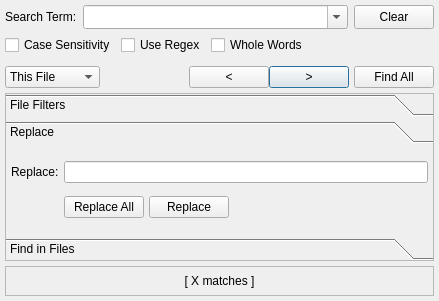
The window that src/search/searchdialog.ui (GAMS-dev/studio) describes before a commit, drawn with Qt 5.
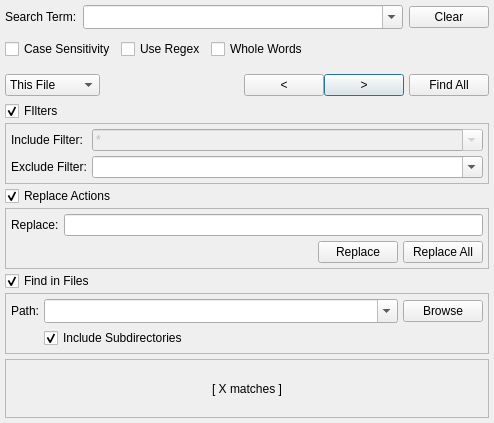
The same window after the commit. The open tabs and pages were chosen to show the change.

Commit message:
added collapse/expand action to search dialog subcategories
adjusted search dialog to resize with expand/collapse actions
adjusted default lcoation of search dialog

```diff
--- a/src/search/searchdialog.ui
+++ b/src/search/searchdialog.ui
@@ -6,8 +6,8 @@
    <rect>
     <x>0</x>
     <y>0</y>
-    <width>439</width>
-    <height>301</height>
+    <width>494</width>
+    <height>423</height>
    </rect>
   </property>
   <property name="sizePolicy">
@@ -47,395 +47,11 @@
    <property name="spacing">
     <number>5</number>
    </property>
-   <item row="5" column="0" colspan="3">
-    <widget class="QToolBox" name="toolBox">
-     <property name="sizePolicy">
-      <sizepolicy hsizetype="MinimumExpanding" vsizetype="MinimumExpanding">
-       <horstretch>0</horstretch>
-       <verstretch>0</verstretch>
-      </sizepolicy>
-     </property>
-     <property name="frameShape">
-      <enum>QFrame::StyledPanel</enum>
-     </property>
-     <property name="frameShadow">
-      <enum>QFrame::Plain</enum>
-     </property>
-     <property name="lineWidth">
-      <number>1</number>
-     </property>
-     <property name="midLineWidth">
-      <number>0</number>
-     </property>
-     <property name="currentIndex">
-      <number>0</number>
-     </property>
-     <property name="tabSpacing">
-      <number>5</number>
-     </property>
-     <widget class="QWidget" name="page_filters">
-      <property name="geometry">
-       <rect>
-        <x>0</x>
-        <y>0</y>
-        <width>427</width>
-        <height>68</height>
-       </rect>
-      </property>
-      <property name="sizePolicy">
-       <sizepolicy hsizetype="Preferred" vsizetype="Preferred">
-        <horstretch>0</horstretch>
-        <verstretch>0</verstretch>
-       </sizepolicy>
-      </property>
-      <attribute name="label">
-       <string>File Filters</string>
-      </attribute>
-      <layout class="QGridLayout" name="gridLayout_4">
-       <property name="sizeConstraint">
-        <enum>QLayout::SetDefaultConstraint</enum>
-       </property>
-       <property name="leftMargin">
-        <number>5</number>
-       </property>
-       <property name="topMargin">
-        <number>5</number>
-       </property>
-       <property name="rightMargin">
-        <number>5</number>
-       </property>
-       <property name="bottomMargin">
-        <number>5</number>
-       </property>
-       <property name="spacing">
-        <number>5</number>
-       </property>
-       <item row="0" column="0">
-        <widget class="QLabel" name="label_3">
-         <property name="sizePolicy">
-          <sizepolicy hsizetype="Fixed" vsizetype="Preferred">
-           <horstretch>0</horstretch>
-           <verstretch>0</verstretch>
-          </sizepolicy>
-         </property>
-         <property name="toolTip">
-          <string>&lt;html&gt;&lt;head/&gt;&lt;body&gt;&lt;p&gt;Sets a filter for filenames using wildcard syntax.&lt;/p&gt;&lt;p&gt;Examples: &amp;quot;&lt;span style=&quot; font-weight:600;&quot;&gt;trnsport&lt;/span&gt;&amp;quot; to search in all files with that name including any extension, &amp;quot;&lt;span style=&quot; font-weight:600;&quot;&gt;*.gms&lt;/span&gt;&amp;quot; to search in all gms files.&lt;/p&gt;&lt;p&gt;The filter does support comma-seperated lists of filters  (e.g. &amp;quot;&lt;span style=&quot; font-weight:600;&quot;&gt;*.gms, *.lst&lt;/span&gt;&amp;quot;).&lt;/p&gt;&lt;p&gt;Note: GDX files are always excluded and cannot be searched.&lt;/p&gt;&lt;/body&gt;&lt;/html&gt;</string>
-         </property>
-         <property name="text">
-          <string>Include Filter:</string>
-         </property>
-        </widget>
-       </item>
-       <item row="0" column="1">
-        <widget class="QComboBox" name="combo_filePattern">
-         <property name="enabled">
-          <bool>false</bool>
-         </property>
-         <property name="sizePolicy">
-          <sizepolicy hsizetype="MinimumExpanding" vsizetype="Fixed">
-           <horstretch>0</horstretch>
-           <verstretch>0</verstretch>
-          </sizepolicy>
-         </property>
-         <property name="toolTip">
-          <string>&lt;html&gt;&lt;head/&gt;&lt;body&gt;&lt;p&gt;Sets a filter for filenames using wildcard syntax.&lt;/p&gt;&lt;p&gt;Examples: &amp;quot;&lt;span style=&quot; font-weight:600;&quot;&gt;trnsport.*&lt;/span&gt;&amp;quot; to search in all files with that name including any extensions, &amp;quot;&lt;span style=&quot; font-weight:600;&quot;&gt;*.gms&lt;/span&gt;&amp;quot; to search in all gms files.&lt;/p&gt;&lt;p&gt;The filter does support comma-seperated lists of filters (e.g. &amp;quot;&lt;span style=&quot; font-weight:600;&quot;&gt;*.gms, *.lst&lt;/span&gt;&amp;quot;).&lt;/p&gt;&lt;p&gt;Note: GDX files are always excluded and cannot be searched.&lt;/p&gt;&lt;/body&gt;&lt;/html&gt;</string>
-         </property>
-         <property name="editable">
-          <bool>true</bool>
-         </property>
-         <property name="currentText">
-          <string>*</string>
-         </property>
-         <property name="sizeAdjustPolicy">
-          <enum>QComboBox::AdjustToContents</enum>
-         </property>
-         <item>
-          <property name="text">
-           <string>*</string>
-          </property>
-         </item>
-         <item>
-          <property name="text">
-           <string>*.gms</string>
-          </property>
-         </item>
-         <item>
-          <property name="text">
-           <string>*.gms, *.inc</string>
-          </property>
-         </item>
-         <item>
-          <property name="text">
-           <string>*.log</string>
-          </property>
-         </item>
-         <item>
-          <property name="text">
-           <string>*.lst</string>
-          </property>
-         </item>
-        </widget>
-       </item>
-       <item row="1" column="0">
-        <widget class="QLabel" name="label_4">
-         <property name="sizePolicy">
-          <sizepolicy hsizetype="Fixed" vsizetype="Preferred">
-           <horstretch>0</horstretch>
-           <verstretch>0</verstretch>
-          </sizepolicy>
-         </property>
-         <property name="toolTip">
-          <string>&lt;html&gt;&lt;head/&gt;&lt;body&gt;&lt;p&gt;Sets a filter for filenames using wildcard syntax.&lt;/p&gt;&lt;p&gt;Examples: &amp;quot;&lt;span style=&quot; font-weight:600;&quot;&gt;trnsport&lt;/span&gt;&amp;quot; to search in all files with that name including any extension, &amp;quot;&lt;span style=&quot; font-weight:600;&quot;&gt;*.gms&lt;/span&gt;&amp;quot; to search in all gms files.&lt;/p&gt;&lt;p&gt;The filter does support comma-seperated lists of filters  (e.g. &amp;quot;&lt;span style=&quot; font-weight:600;&quot;&gt;*.gms, *.lst&lt;/span&gt;&amp;quot;).&lt;/p&gt;&lt;p&gt;Note: GDX files are always excluded and cannot be searched.&lt;/p&gt;&lt;/body&gt;&lt;/html&gt;</string>
-         </property>
-         <property name="text">
-          <string>Exclude Filter:</string>
-         </property>
-        </widget>
-       </item>
-       <item row="1" column="1">
-        <widget class="QComboBox" name="combo_fileExcludePattern">
-         <property name="enabled">
-          <bool>true</bool>
-         </property>
-         <property name="sizePolicy">
-          <sizepolicy hsizetype="MinimumExpanding" vsizetype="Fixed">
-           <horstretch>0</horstretch>
-           <verstretch>0</verstretch>
-          </sizepolicy>
-         </property>
-         <property name="toolTip">
-          <string>&lt;html&gt;&lt;head/&gt;&lt;body&gt;&lt;p&gt;Sets an exclude filter for filenames using wildcard syntax.&lt;/p&gt;&lt;p&gt;Examples: &amp;quot;&lt;span style=&quot; font-weight:600;&quot;&gt;trnsport.*&lt;/span&gt;&amp;quot; to exclude all files with that name and any extension, &amp;quot;&lt;span style=&quot; font-weight:600;&quot;&gt;*.lst&lt;/span&gt;&amp;quot; to exclude all lst files.&lt;/p&gt;&lt;p&gt;The filter does support comma-seperated lists of filters (e.g. &amp;quot;&lt;span style=&quot; font-weight:600;&quot;&gt;*.lst, *.opt&lt;/span&gt;&amp;quot;).&lt;/p&gt;&lt;p&gt;Note: GDX files are always excluded.&lt;/p&gt;&lt;/body&gt;&lt;/html&gt;</string>
-         </property>
-         <property name="editable">
-          <bool>true</bool>
-         </property>
-         <property name="currentText">
-          <string/>
-         </property>
-         <property name="sizeAdjustPolicy">
-          <enum>QComboBox::AdjustToContents</enum>
-         </property>
-        </widget>
-       </item>
-      </layout>
-     </widget>
-     <widget class="QWidget" name="page_replace">
-      <property name="geometry">
-       <rect>
-        <x>0</x>
-        <y>0</y>
-        <width>427</width>
-        <height>68</height>
-       </rect>
-      </property>
-      <property name="sizePolicy">
-       <sizepolicy hsizetype="Preferred" vsizetype="Preferred">
-        <horstretch>0</horstretch>
-        <verstretch>0</verstretch>
-       </sizepolicy>
-      </property>
-      <attribute name="label">
-       <string>Replace</string>
-      </attribute>
-      <layout class="QGridLayout" name="gridLayout_2" columnstretch="0,0,0,0">
-       <property name="leftMargin">
-        <number>5</number>
-       </property>
-       <property name="topMargin">
-        <number>5</number>
-       </property>
-       <property name="rightMargin">
-        <number>5</number>
-       </property>
-       <property name="bottomMargin">
-        <number>5</number>
-       </property>
-       <property name="spacing">
-        <number>5</number>
-       </property>
-       <item row="1" column="3">
-        <spacer name="horizontalSpacer_7">
-         <property name="orientation">
-          <enum>Qt::Horizontal</enum>
-         </property>
-         <property name="sizeType">
-          <enum>QSizePolicy::MinimumExpanding</enum>
-         </property>
-         <property name="sizeHint" stdset="0">
-          <size>
-           <width>20</width>
-           <height>20</height>
-          </size>
-         </property>
-        </spacer>
-       </item>
-       <item row="1" column="1">
-        <widget class="QPushButton" name="btn_ReplaceAll">
-         <property name="enabled">
-          <bool>true</bool>
-         </property>
-         <property name="sizePolicy">
-          <sizepolicy hsizetype="Maximum" vsizetype="Maximum">
-           <horstretch>0</horstretch>
-           <verstretch>0</verstretch>
-          </sizepolicy>
-         </property>
-         <property name="toolTip">
-          <string>&lt;html&gt;&lt;head/&gt;&lt;body&gt;&lt;p&gt;Replaces all occurrences of the search term.&lt;/p&gt;&lt;/body&gt;&lt;/html&gt;</string>
-         </property>
-         <property name="text">
-          <string>Replace All</string>
-         </property>
-         <property name="checkable">
-          <bool>false</bool>
-         </property>
-         <property name="checked">
-          <bool>false</bool>
-         </property>
-         <property name="autoDefault">
-          <bool>false</bool>
-         </property>
-         <property name="default">
-          <bool>false</bool>
-         </property>
-         <property name="flat">
-          <bool>false</bool>
-         </property>
-        </widget>
-       </item>
-       <item row="0" column="0">
-        <widget class="QLabel" name="label_2">
-         <property name="sizePolicy">
-          <sizepolicy hsizetype="Preferred" vsizetype="Maximum">
-           <horstretch>0</horstretch>
-           <verstretch>0</verstretch>
-          </sizepolicy>
-         </property>
-         <property name="text">
-          <string>Replace:</string>
-         </property>
-        </widget>
-       </item>
-       <item row="1" column="2">
-        <widget class="QPushButton" name="btn_Replace">
-         <property name="enabled">
-          <bool>true</bool>
-         </property>
-         <property name="sizePolicy">
-          <sizepolicy hsizetype="Maximum" vsizetype="Maximum">
-           <horstretch>0</horstretch>
-           <verstretch>0</verstretch>
-          </sizepolicy>
-         </property>
-         <property name="toolTip">
-          <string>&lt;html&gt;&lt;head/&gt;&lt;body&gt;&lt;p&gt;Replaces the currently selected match and jumps to the next one in this document.&lt;/p&gt;&lt;/body&gt;&lt;/html&gt;</string>
-         </property>
-         <property name="text">
-          <string>Replace</string>
-         </property>
-         <property name="autoDefault">
-          <bool>false</bool>
-         </property>
-        </widget>
-       </item>
-       <item row="0" column="1" colspan="3">
-        <widget class="QLineEdit" name="txt_replace">
-         <property name="sizePolicy">
-          <sizepolicy hsizetype="MinimumExpanding" vsizetype="Maximum">
-           <horstretch>9</horstretch>
-           <verstretch>0</verstretch>
-          </sizepolicy>
-         </property>
-         <property name="clearButtonEnabled">
-          <bool>true</bool>
-         </property>
-        </widget>
-       </item>
-      </layout>
-     </widget>
-     <widget class="QWidget" name="page_findinfiles">
-      <property name="geometry">
-       <rect>
-        <x>0</x>
-        <y>0</y>
-        <width>427</width>
-        <height>68</height>
-       </rect>
-      </property>
-      <attribute name="label">
-       <string>Find in Files</string>
-      </attribute>
-      <layout class="QGridLayout" name="gridLayout_3" columnstretch="1,0,0">
-       <property name="leftMargin">
-        <number>5</number>
-       </property>
-       <property name="topMargin">
-        <number>5</number>
-       </property>
-       <property name="rightMargin">
-        <number>5</number>
-       </property>
-       <property name="bottomMargin">
-        <number>5</number>
-       </property>
-       <property name="spacing">
-        <number>5</number>
-       </property>
-       <item row="0" column="0">
-        <widget class="QLabel" name="label_5">
-         <property name="sizePolicy">
-          <sizepolicy hsizetype="MinimumExpanding" vsizetype="Maximum">
-           <horstretch>0</horstretch>
-           <verstretch>0</verstretch>
-          </sizepolicy>
-         </property>
-         <property name="text">
-          <string>Path:</string>
-         </property>
-        </widget>
-       </item>
-       <item row="0" column="1">
-        <widget class="QComboBox" name="combo_path">
-         <property name="sizePolicy">
-          <sizepolicy hsizetype="MinimumExpanding" vsizetype="Maximum">
-           <horstretch>9</horstretch>
-           <verstretch>0</verstretch>
-          </sizepolicy>
-         </property>
-         <property name="editable">
-          <bool>true</bool>
-         </property>
-         <property name="insertPolicy">
-          <enum>QComboBox::InsertAtTop</enum>
-         </property>
-         <property name="sizeAdjustPolicy">
-          <enum>QComboBox::AdjustToMinimumContentsLengthWithIcon</enum>
-         </property>
-        </widget>
-       </item>
-       <item row="0" column="2">
-        <widget class="QPushButton" name="btn_browse">
-         <property name="text">
-          <string>Browse</string>
-         </property>
-        </widget>
-       </item>
-       <item row="1" column="1" colspan="2">
-        <widget class="QCheckBox" name="cb_subdirs">
-         <property name="text">
-          <string>Include Subdirectories</string>
-         </property>
-         <property name="checked">
-          <bool>true</bool>
-         </property>
-        </widget>
-       </item>
-      </layout>
-     </widget>
-    </widget>
-   </item>
-   <item row="1" column="0" colspan="3">
+   <item row="1" column="0" colspan="2">
     <layout class="QVBoxLayout" name="verticalLayout">
+     <property name="spacing">
+      <number>10</number>
+     </property>
      <property name="topMargin">
       <number>0</number>
      </property>
@@ -452,6 +68,12 @@
        </property>
        <item>
         <widget class="QLabel" name="label">
+         <property name="sizePolicy">
+          <sizepolicy hsizetype="Preferred" vsizetype="Fixed">
+           <horstretch>0</horstretch>
+           <verstretch>0</verstretch>
+          </sizepolicy>
+         </property>
          <property name="text">
           <string>Search Term:</string>
          </property>
@@ -460,7 +82,7 @@
        <item>
         <widget class="QComboBox" name="combo_search">
          <property name="sizePolicy">
-          <sizepolicy hsizetype="MinimumExpanding" vsizetype="Maximum">
+          <sizepolicy hsizetype="MinimumExpanding" vsizetype="Fixed">
            <horstretch>9</horstretch>
            <verstretch>0</verstretch>
           </sizepolicy>
@@ -482,7 +104,7 @@
           <bool>true</bool>
          </property>
          <property name="sizePolicy">
-          <sizepolicy hsizetype="Minimum" vsizetype="Preferred">
+          <sizepolicy hsizetype="Minimum" vsizetype="Fixed">
            <horstretch>0</horstretch>
            <verstretch>0</verstretch>
           </sizepolicy>
@@ -606,7 +228,7 @@
          <property name="sizeHint" stdset="0">
           <size>
            <width>40</width>
-           <height>20</height>
+           <height>1</height>
           </size>
          </property>
         </spacer>
@@ -681,7 +303,7 @@
          <property name="sizeHint" stdset="0">
           <size>
            <width>20</width>
-           <height>20</height>
+           <height>1</height>
           </size>
          </property>
         </spacer>
@@ -689,7 +311,7 @@
        <item>
         <widget class="QPushButton" name="btn_back">
          <property name="sizePolicy">
-          <sizepolicy hsizetype="Minimum" vsizetype="Preferred">
+          <sizepolicy hsizetype="Minimum" vsizetype="Fixed">
            <horstretch>0</horstretch>
            <verstretch>0</verstretch>
           </sizepolicy>
@@ -708,7 +330,7 @@
        <item>
         <widget class="QPushButton" name="btn_forward">
          <property name="sizePolicy">
-          <sizepolicy hsizetype="Minimum" vsizetype="Preferred">
+          <sizepolicy hsizetype="Minimum" vsizetype="Fixed">
            <horstretch>0</horstretch>
            <verstretch>0</verstretch>
           </sizepolicy>
@@ -738,7 +360,7 @@
          <property name="sizeHint" stdset="0">
           <size>
            <width>5</width>
-           <height>20</height>
+           <height>1</height>
           </size>
          </property>
         </spacer>
@@ -749,7 +371,7 @@
           <bool>true</bool>
          </property>
          <property name="sizePolicy">
-          <sizepolicy hsizetype="Minimum" vsizetype="Preferred">
+          <sizepolicy hsizetype="Minimum" vsizetype="Fixed">
            <horstretch>0</horstretch>
            <verstretch>0</verstretch>
           </sizepolicy>
@@ -769,7 +391,7 @@
      </item>
     </layout>
    </item>
-   <item row="6" column="0" colspan="3">
+   <item row="8" column="0" colspan="2">
     <widget class="QLabel" name="lbl_nrResults">
      <property name="sizePolicy">
       <sizepolicy hsizetype="Minimum" vsizetype="Preferred">
@@ -809,6 +431,396 @@
      </property>
     </widget>
    </item>
+   <item row="2" column="0" colspan="2">
+    <layout class="QVBoxLayout" name="collapsable_content">
+     <property name="spacing">
+      <number>2</number>
+     </property>
+     <property name="leftMargin">
+      <number>0</number>
+     </property>
+     <property name="topMargin">
+      <number>0</number>
+     </property>
+     <property name="rightMargin">
+      <number>0</number>
+     </property>
+     <property name="bottomMargin">
+      <number>0</number>
+     </property>
+     <item>
+      <widget class="QCheckBox" name="cb_filters">
+       <property name="text">
+        <string>FIlters</string>
+       </property>
+       <property name="checked">
+        <bool>true</bool>
+       </property>
+      </widget>
+     </item>
+     <item>
+      <widget class="QFrame" name="frame_filters">
+       <property name="sizePolicy">
+        <sizepolicy hsizetype="Preferred" vsizetype="Preferred">
+         <horstretch>0</horstretch>
+         <verstretch>0</verstretch>
+        </sizepolicy>
+       </property>
+       <property name="frameShape">
+        <enum>QFrame::StyledPanel</enum>
+       </property>
+       <property name="frameShadow">
+        <enum>QFrame::Raised</enum>
+       </property>
+       <layout class="QGridLayout" name="gridLayout_2">
+        <property name="leftMargin">
+         <number>5</number>
+        </property>
+        <property name="topMargin">
+         <number>5</number>
+        </property>
+        <property name="rightMargin">
+         <number>5</number>
+        </property>
+        <property name="bottomMargin">
+         <number>5</number>
+        </property>
+        <property name="spacing">
+         <number>5</number>
+        </property>
+        <item row="1" column="1">
+         <widget class="QComboBox" name="combo_fileExcludePattern">
+          <property name="enabled">
+           <bool>true</bool>
+          </property>
+          <property name="sizePolicy">
+           <sizepolicy hsizetype="MinimumExpanding" vsizetype="Fixed">
+            <horstretch>0</horstretch>
+            <verstretch>0</verstretch>
+           </sizepolicy>
+          </property>
+          <property name="toolTip">
+           <string>&lt;html&gt;&lt;head/&gt;&lt;body&gt;&lt;p&gt;Sets an exclude filter for filenames using wildcard syntax.&lt;/p&gt;&lt;p&gt;Examples: &amp;quot;&lt;span style=&quot; font-weight:600;&quot;&gt;trnsport.*&lt;/span&gt;&amp;quot; to exclude all files with that name and any extension, &amp;quot;&lt;span style=&quot; font-weight:600;&quot;&gt;*.lst&lt;/span&gt;&amp;quot; to exclude all lst files.&lt;/p&gt;&lt;p&gt;The filter does support comma-seperated lists of filters (e.g. &amp;quot;&lt;span style=&quot; font-weight:600;&quot;&gt;*.lst, *.opt&lt;/span&gt;&amp;quot;).&lt;/p&gt;&lt;p&gt;Note: GDX files are always excluded.&lt;/p&gt;&lt;/body&gt;&lt;/html&gt;</string>
+          </property>
+          <property name="editable">
+           <bool>true</bool>
+          </property>
+          <property name="currentText">
+           <string/>
+          </property>
+          <property name="sizeAdjustPolicy">
+           <enum>QComboBox::AdjustToContents</enum>
+          </property>
+         </widget>
+        </item>
+        <item row="1" column="0">
+         <widget class="QLabel" name="label_4">
+          <property name="sizePolicy">
+           <sizepolicy hsizetype="Fixed" vsizetype="Preferred">
+            <horstretch>0</horstretch>
+            <verstretch>0</verstretch>
+           </sizepolicy>
+          </property>
+          <property name="toolTip">
+           <string>&lt;html&gt;&lt;head/&gt;&lt;body&gt;&lt;p&gt;Sets a filter for filenames using wildcard syntax.&lt;/p&gt;&lt;p&gt;Examples: &amp;quot;&lt;span style=&quot; font-weight:600;&quot;&gt;trnsport&lt;/span&gt;&amp;quot; to search in all files with that name including any extension, &amp;quot;&lt;span style=&quot; font-weight:600;&quot;&gt;*.gms&lt;/span&gt;&amp;quot; to search in all gms files.&lt;/p&gt;&lt;p&gt;The filter does support comma-seperated lists of filters  (e.g. &amp;quot;&lt;span style=&quot; font-weight:600;&quot;&gt;*.gms, *.lst&lt;/span&gt;&amp;quot;).&lt;/p&gt;&lt;p&gt;Note: GDX files are always excluded and cannot be searched.&lt;/p&gt;&lt;/body&gt;&lt;/html&gt;</string>
+          </property>
+          <property name="text">
+           <string>Exclude Filter:</string>
+          </property>
+         </widget>
+        </item>
+        <item row="0" column="1">
+         <widget class="QComboBox" name="combo_filePattern">
+          <property name="enabled">
+           <bool>false</bool>
+          </property>
+          <property name="sizePolicy">
+           <sizepolicy hsizetype="MinimumExpanding" vsizetype="Fixed">
+            <horstretch>0</horstretch>
+            <verstretch>0</verstretch>
+           </sizepolicy>
+          </property>
+          <property name="toolTip">
+           <string>&lt;html&gt;&lt;head/&gt;&lt;body&gt;&lt;p&gt;Sets a filter for filenames using wildcard syntax.&lt;/p&gt;&lt;p&gt;Examples: &amp;quot;&lt;span style=&quot; font-weight:600;&quot;&gt;trnsport.*&lt;/span&gt;&amp;quot; to search in all files with that name including any extensions, &amp;quot;&lt;span style=&quot; font-weight:600;&quot;&gt;*.gms&lt;/span&gt;&amp;quot; to search in all gms files.&lt;/p&gt;&lt;p&gt;The filter does support comma-seperated lists of filters (e.g. &amp;quot;&lt;span style=&quot; font-weight:600;&quot;&gt;*.gms, *.lst&lt;/span&gt;&amp;quot;).&lt;/p&gt;&lt;p&gt;Note: GDX files are always excluded and cannot be searched.&lt;/p&gt;&lt;/body&gt;&lt;/html&gt;</string>
+          </property>
+          <property name="editable">
+           <bool>true</bool>
+          </property>
+          <property name="currentText">
+           <string>*</string>
+          </property>
+          <property name="sizeAdjustPolicy">
+           <enum>QComboBox::AdjustToContents</enum>
+          </property>
+          <item>
+           <property name="text">
+            <string>*</string>
+           </property>
+          </item>
+          <item>
+           <property name="text">
+            <string>*.gms</string>
+           </property>
+          </item>
+          <item>
+           <property name="text">
+            <string>*.gms, *.inc</string>
+           </property>
+          </item>
+          <item>
+           <property name="text">
+            <string>*.log</string>
+           </property>
+          </item>
+          <item>
+           <property name="text">
+            <string>*.lst</string>
+           </property>
+          </item>
+         </widget>
+        </item>
+        <item row="0" column="0">
+         <widget class="QLabel" name="label_3">
+          <property name="sizePolicy">
+           <sizepolicy hsizetype="Fixed" vsizetype="Preferred">
+            <horstretch>0</horstretch>
+            <verstretch>0</verstretch>
+           </sizepolicy>
+          </property>
+          <property name="toolTip">
+           <string>&lt;html&gt;&lt;head/&gt;&lt;body&gt;&lt;p&gt;Sets a filter for filenames using wildcard syntax.&lt;/p&gt;&lt;p&gt;Examples: &amp;quot;&lt;span style=&quot; font-weight:600;&quot;&gt;trnsport&lt;/span&gt;&amp;quot; to search in all files with that name including any extension, &amp;quot;&lt;span style=&quot; font-weight:600;&quot;&gt;*.gms&lt;/span&gt;&amp;quot; to search in all gms files.&lt;/p&gt;&lt;p&gt;The filter does support comma-seperated lists of filters  (e.g. &amp;quot;&lt;span style=&quot; font-weight:600;&quot;&gt;*.gms, *.lst&lt;/span&gt;&amp;quot;).&lt;/p&gt;&lt;p&gt;Note: GDX files are always excluded and cannot be searched.&lt;/p&gt;&lt;/body&gt;&lt;/html&gt;</string>
+          </property>
+          <property name="text">
+           <string>Include Filter:</string>
+          </property>
+         </widget>
+        </item>
+       </layout>
+      </widget>
+     </item>
+     <item>
+      <widget class="QCheckBox" name="cb_replace">
+       <property name="text">
+        <string>Replace Actions</string>
+       </property>
+       <property name="checked">
+        <bool>true</bool>
+       </property>
+      </widget>
+     </item>
+     <item>
+      <widget class="QFrame" name="frame_replace">
+       <property name="frameShape">
+        <enum>QFrame::StyledPanel</enum>
+       </property>
+       <property name="frameShadow">
+        <enum>QFrame::Raised</enum>
+       </property>
+       <layout class="QGridLayout" name="gridLayout_3">
+        <property name="leftMargin">
+         <number>5</number>
+        </property>
+        <property name="topMargin">
+         <number>5</number>
+        </property>
+        <property name="rightMargin">
+         <number>5</number>
+        </property>
+        <property name="bottomMargin">
+         <number>5</number>
+        </property>
+        <property name="spacing">
+         <number>5</number>
+        </property>
+        <item row="1" column="3">
+         <widget class="QPushButton" name="btn_ReplaceAll">
+          <property name="enabled">
+           <bool>true</bool>
+          </property>
+          <property name="sizePolicy">
+           <sizepolicy hsizetype="Maximum" vsizetype="Fixed">
+            <horstretch>0</horstretch>
+            <verstretch>0</verstretch>
+           </sizepolicy>
+          </property>
+          <property name="toolTip">
+           <string>&lt;html&gt;&lt;head/&gt;&lt;body&gt;&lt;p&gt;Replaces all occurrences of the search term.&lt;/p&gt;&lt;/body&gt;&lt;/html&gt;</string>
+          </property>
+          <property name="text">
+           <string>Replace All</string>
+          </property>
+          <property name="checkable">
+           <bool>false</bool>
+          </property>
+          <property name="checked">
+           <bool>false</bool>
+          </property>
+          <property name="autoDefault">
+           <bool>false</bool>
+          </property>
+          <property name="default">
+           <bool>false</bool>
+          </property>
+          <property name="flat">
+           <bool>false</bool>
+          </property>
+         </widget>
+        </item>
+        <item row="1" column="1">
+         <spacer name="horizontalSpacer_7">
+          <property name="orientation">
+           <enum>Qt::Horizontal</enum>
+          </property>
+          <property name="sizeType">
+           <enum>QSizePolicy::MinimumExpanding</enum>
+          </property>
+          <property name="sizeHint" stdset="0">
+           <size>
+            <width>20</width>
+            <height>1</height>
+           </size>
+          </property>
+         </spacer>
+        </item>
+        <item row="1" column="2">
+         <widget class="QPushButton" name="btn_Replace">
+          <property name="enabled">
+           <bool>true</bool>
+          </property>
+          <property name="sizePolicy">
+           <sizepolicy hsizetype="Maximum" vsizetype="Fixed">
+            <horstretch>0</horstretch>
+            <verstretch>0</verstretch>
+           </sizepolicy>
+          </property>
+          <property name="toolTip">
+           <string>&lt;html&gt;&lt;head/&gt;&lt;body&gt;&lt;p&gt;Replaces the currently selected match and jumps to the next one in this document.&lt;/p&gt;&lt;/body&gt;&lt;/html&gt;</string>
+          </property>
+          <property name="text">
+           <string>Replace</string>
+          </property>
+          <property name="autoDefault">
+           <bool>false</bool>
+          </property>
+         </widget>
+        </item>
+        <item row="0" column="1" colspan="3">
+         <widget class="QLineEdit" name="txt_replace">
+          <property name="sizePolicy">
+           <sizepolicy hsizetype="MinimumExpanding" vsizetype="Fixed">
+            <horstretch>9</horstretch>
+            <verstretch>0</verstretch>
+           </sizepolicy>
+          </property>
+          <property name="clearButtonEnabled">
+           <bool>true</bool>
+          </property>
+         </widget>
+        </item>
+        <item row="0" column="0">
+         <widget class="QLabel" name="label_2">
+          <property name="sizePolicy">
+           <sizepolicy hsizetype="Preferred" vsizetype="Fixed">
+            <horstretch>0</horstretch>
+            <verstretch>0</verstretch>
+           </sizepolicy>
+          </property>
+          <property name="text">
+           <string>Replace:</string>
+          </property>
+         </widget>
+        </item>
+       </layout>
+      </widget>
+     </item>
+     <item>
+      <widget class="QCheckBox" name="cb_findinfiles">
+       <property name="text">
+        <string>Find in Files</string>
+       </property>
+       <property name="checked">
+        <bool>true</bool>
+       </property>
+      </widget>
+     </item>
+     <item>
+      <widget class="QFrame" name="frame_findinfiles">
+       <property name="frameShape">
+        <enum>QFrame::StyledPanel</enum>
+       </property>
+       <property name="frameShadow">
+        <enum>QFrame::Raised</enum>
+       </property>
+       <layout class="QGridLayout" name="gridLayout_4">
+        <property name="leftMargin">
+         <number>5</number>
+        </property>
+        <property name="topMargin">
+         <number>5</number>
+        </property>
+        <property name="rightMargin">
+         <number>5</number>
+        </property>
+        <property name="bottomMargin">
+         <number>5</number>
+        </property>
+        <property name="spacing">
+         <number>5</number>
+        </property>
+        <item row="1" column="1">
+         <widget class="QCheckBox" name="cb_subdirs">
+          <property name="text">
+           <string>Include Subdirectories</string>
+          </property>
+          <property name="checked">
+           <bool>true</bool>
+          </property>
+         </widget>
+        </item>
+        <item row="0" column="2">
+         <widget class="QPushButton" name="btn_browse">
+          <property name="text">
+           <string>Browse</string>
+          </property>
+         </widget>
+        </item>
+        <item row="0" column="1">
+         <widget class="QComboBox" name="combo_path">
+          <property name="sizePolicy">
+           <sizepolicy hsizetype="MinimumExpanding" vsizetype="Maximum">
+            <horstretch>9</horstretch>
+            <verstretch>0</verstretch>
+           </sizepolicy>
+          </property>
+          <property name="editable">
+           <bool>true</bool>
+          </property>
+          <property name="insertPolicy">
+           <enum>QComboBox::InsertAtTop</enum>
+          </property>
+          <property name="sizeAdjustPolicy">
+           <enum>QComboBox::AdjustToMinimumContentsLengthWithIcon</enum>
+          </property>
+         </widget>
+        </item>
+        <item row="0" column="0">
+         <widget class="QLabel" name="label_5">
+          <property name="sizePolicy">
+           <sizepolicy hsizetype="MinimumExpanding" vsizetype="Maximum">
+            <horstretch>0</horstretch>
+            <verstretch>0</verstretch>
+           </sizepolicy>
+          </property>
+          <property name="text">
+           <string>Path:</string>
+          </property>
+         </widget>
+        </item>
+       </layout>
+      </widget>
+     </item>
+    </layout>
+   </item>
   </layout>
  </widget>
  <layoutdefault spacing="6" margin="9"/>
```
The commit also changes 4 other files.
